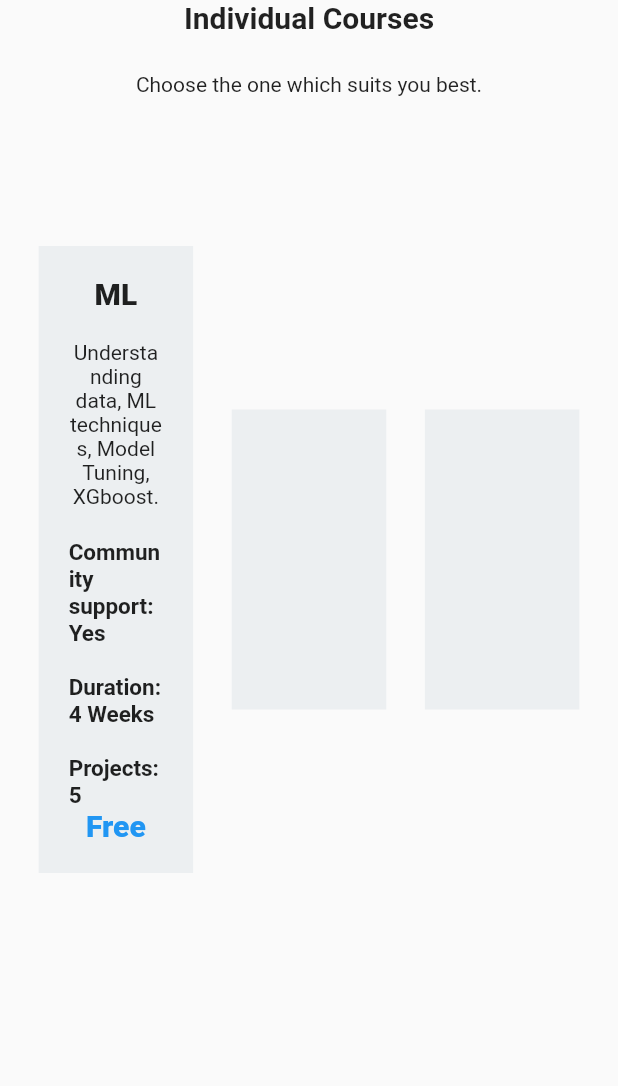
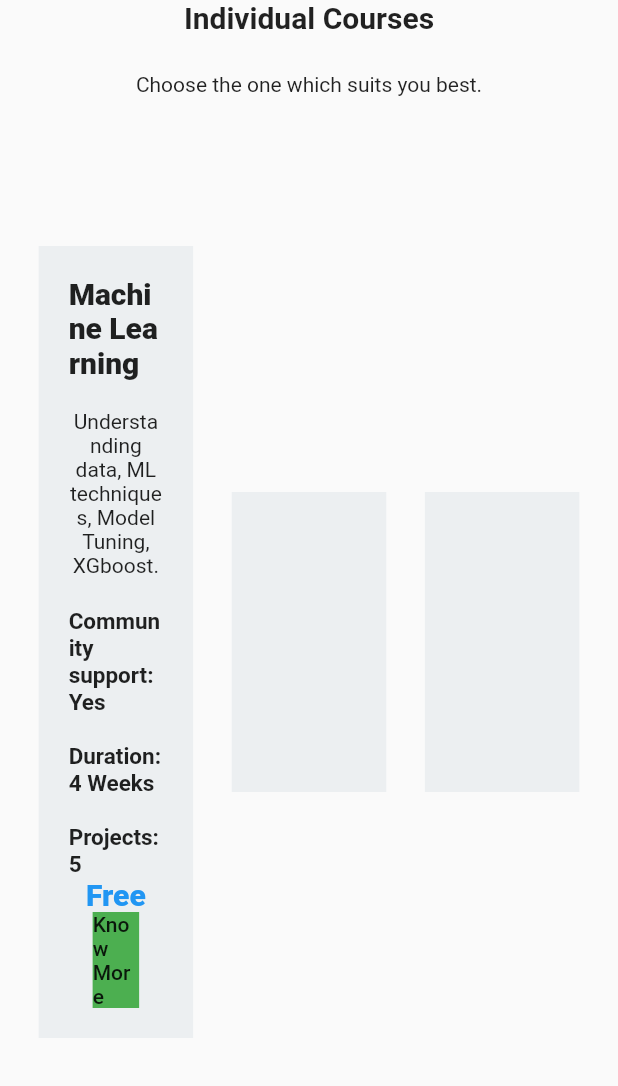
Before and after one commit to gauravmehta13/DevsEra-Web, a Flutter app: the screen it shows after launch, on a phone screen of 412 x 824 dp, the part 150-1236 px from its top. Run offline on Flutter 3.47's test engine with Material 2 defaults, Android fonts, the light colour scheme and no system bars.

Commit message:
minor fixes

```diff
--- a/lib/courses.dart
+++ b/lib/courses.dart
@@ -36,7 +36,7 @@ class FreeCourses extends StatelessWidget {
                     child: Column(
                       children: [
                         Text(
-                          'ML',
+                          'Machine Learning',
                           style: TextStyle(
                               fontWeight: FontWeight.w800, fontSize: 20),
                         ),
@@ -62,6 +62,10 @@ class FreeCourses extends StatelessWidget {
                               fontSize: 20,
                               color: Colors.blue),
                         ),
+                        FlatButton(
+                            onPressed: () {},
+                            child: Container(
+                                color: Colors.green, child: Text('Know More')))
                       ],
                     ),
                   ),
```
